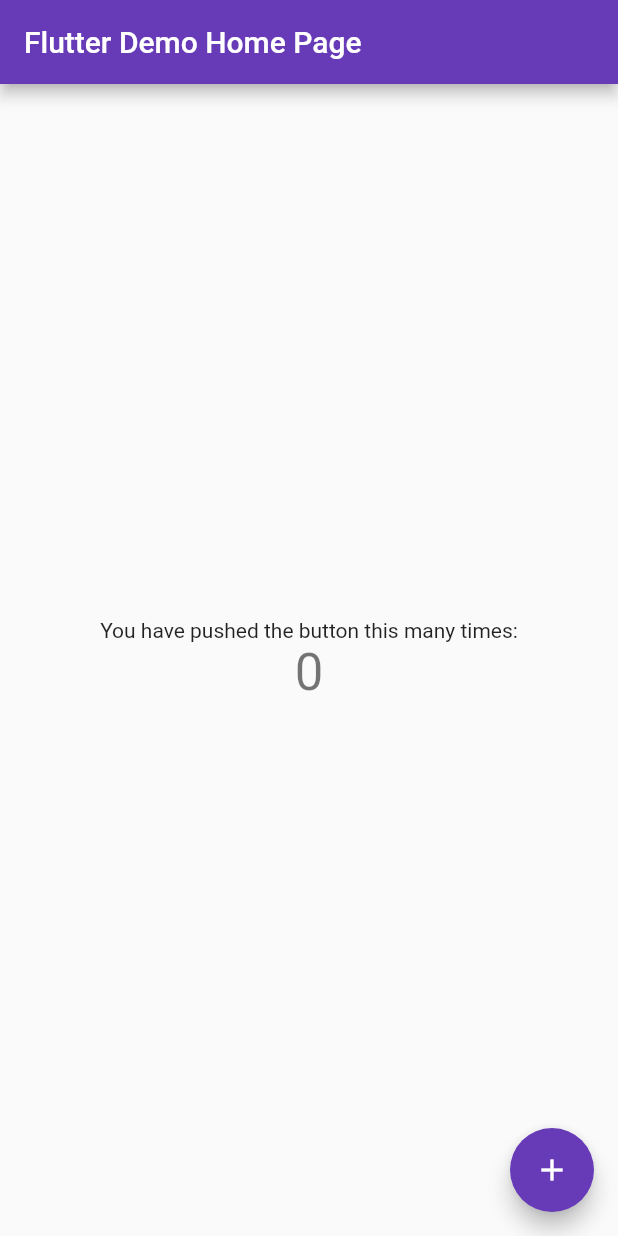
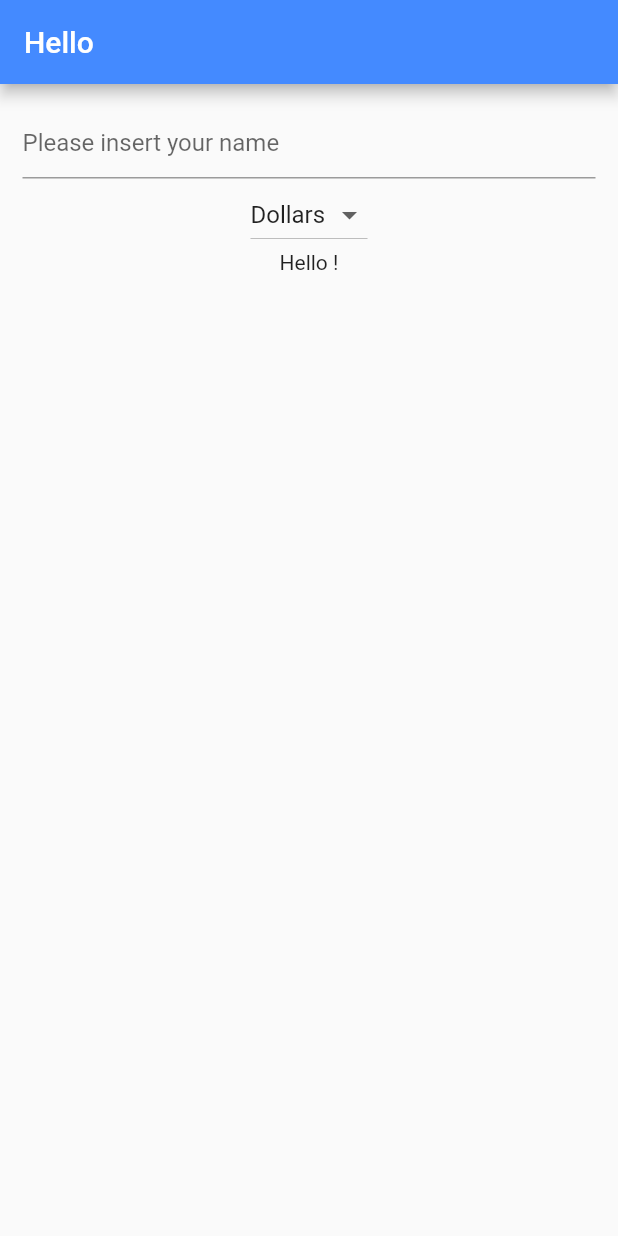
Before and after one commit to Afolayan/status_flutter, a Flutter app: the screen it shows after launch, on a phone screen of 412 x 824 dp. Run offline on Flutter 3.47's test engine with Material 2 defaults, Android fonts, the phone set to English and light mode, and no system bars.

Commit message:
started fuel form calculator

```diff
--- /dev/null
+++ b/lib/fuel_form.dart
@@ -0,0 +1,57 @@
+import 'package:flutter/material.dart';
+
+class FuelForm extends StatefulWidget{
+
+  @override
+  State<StatefulWidget> createState() {
+    return _FuelFormState();
+  }
+
+}
+
+class _FuelFormState extends State<FuelForm> {
+  String name = "";
+  var currencies = <String>['Dollars', 'Euro', 'Pounds'];
+  var currency = 'Dollars';
+  @override
+  Widget build(BuildContext context) {
+    return Scaffold(
+      appBar: AppBar(title: Text("Hello"),
+          backgroundColor: Colors.blueAccent),
+      body: Container(
+        padding: EdgeInsets.all(15.0),
+        child: Column(
+            children: <Widget>[
+              TextField(
+                decoration: InputDecoration(
+                  hintText: "Please insert your name"
+                ),
+                onSubmitted: (String string){
+                  setState(() {
+                    name = string;
+                  });
+                },
+              ),
+              DropdownButton<String>(
+                items: currencies.map((String value){
+                  return DropdownMenuItem<String>(
+                    value: value,
+                    child: new Text(value),
+                  );
+                }).toList(),
+                value: currency,
+                onChanged: (String value) { _onDropDownChanged(value);},
+              ),
+              Text('Hello '+name+'!')
+            ],
+        ),
+      ),
+    );
+  }
+
+  void _onDropDownChanged(String value) {
+    setState(() {
+      this.currency = value;
+    });
+  }
+}
--- a/lib/main.dart
+++ b/lib/main.dart
@@ -1,4 +1,7 @@
 import 'package:flutter/material.dart';
+import 'package:flutter_app/fuel_form.dart';
+import 'package:flutter_app/home1.dart';
+import 'package:flutter_app/home.dart';
 
 void main() => runApp(MyApp());
 
@@ -8,7 +11,7 @@ class MyApp extends StatelessWidget {
   Widget build(BuildContext context) {
     return MaterialApp(
       debugShowCheckedModeBanner: false,
-      title: 'Flutter Demo',
+      title: 'Trip cost calculator',
       theme: ThemeData(
         // This is the theme of your application.
         //
@@ -21,93 +24,8 @@ class MyApp extends StatelessWidget {
         // is not restarted.
         primarySwatch: Colors.deepPurple,
       ),
-      home: MyHomePage(title: 'Flutter Demo Home Page'),
+      //home: MyHomePage(title: 'Flutter Demo Home Page'),
+      home: FuelForm(),
     );
   }
 }
-
-class MyHomePage extends StatefulWidget {
-  MyHomePage({Key key, this.title}) : super(key: key);
-
-  // This widget is the home page of your application. It is stateful, meaning
-  // that it has a State object (defined below) that contains fields that affect
-  // how it looks.
-
-  // This class is the configuration for the state. It holds the values (in this
-  // case the title) provided by the parent (in this case the App widget) and
-  // used by the build method of the State. Fields in a Widget subclass are
-  // always marked "final".
-
-  final String title;
-
-  @override
-  _MyHomePageState createState() => _MyHomePageState();
-}
-
-class _MyHomePageState extends State<MyHomePage> {
-  int _counter = 0;
-
-  void _incrementCounter() {
-    setState(() {
-      // This call to setState tells the Flutter framework that something has
-      // changed in this State, which causes it to rerun the build method below
-      // so that the display can reflect the updated values. If we changed
-      // _counter without calling setState(), then the build method would not be
-      // called again, and so nothing would appear to happen.
-      _counter++;
-    });
-  }
-
-  @override
-  Widget build(BuildContext context) {
-    // This method is rerun every time setState is called, for instance as done
-    // by the _incrementCounter method above.
-    //
-    // The Flutter framework has been optimized to make rerunning build methods
-    // fast, so that you can just rebuild anything that needs updating rather
-    // than having to individually change instances of widgets.
-    return Scaffold(
-      appBar: AppBar(
-        // Here we take the value from the MyHomePage object that was created by
-        // the App.build method, and use it to set our appbar title.
-        title: Text(widget.title),
-      ),
-      body: Center(
-        // Center is a layout widget. It takes a single child and positions it
-        // in the middle of the parent.
-        child: Column(
-          // Column is also layout widget. It takes a list of children and
-          // arranges them vertically. By default, it sizes itself to fit its
-          // children horizontally, and tries to be as tall as its parent.
-          //
-          // Invoke "debug painting" (press "p" in the console, choose the
-          // "Toggle Debug Paint" action from the Flutter Inspector in Android
-          // Studio, or the "Toggle Debug Paint" command in Visual Studio Code)
-          // to see the wireframe for each widget.
-          //
-          // Column has various properties to control how it sizes itself and
-          // how it positions its children. Here we use mainAxisAlignment to
-          // center the children vertically; the main axis here is the vertical
-          // axis because Columns are vertical (the cross axis would be
-          // horizontal).
-          mainAxisAlignment: MainAxisAlignment.center,
-          children: <Widget>[
-            Text(
-              'You have pushed the button this many times:',
-            ),
-            Text(
-              '$_counter',
-              style: Theme.of(context).textTheme.display1,
-            ),
-          ],
-        ),
-      ),
-      floatingActionButton: FloatingActionButton(
-        onPressed: _incrementCounter,
-        tooltip: 'Increment',
-        child: Icon(Icons.add),
-      ), // This trailing comma makes auto-formatting nicer for build methods.
-    );
-  }
-
-}
```
Also changed, not shown: lib/home.dart (added, +21 -0 lines), lib/home1.dart (added, +107 -0 lines), fonts/Roboto-Medium.ttf (added), fonts/chivo-black.ttf (added), fonts/chivo-bold.ttf (added), fonts/chivo.ttf (added), fonts/open-sans.ttf (added), fonts/roboto-bold.ttf (added), fonts/roboto-light.ttf (added), fonts/roboto-thin.ttf (added), fonts/ubuntu-bold.ttf (added), fonts/ubuntu-light.ttf (added).
